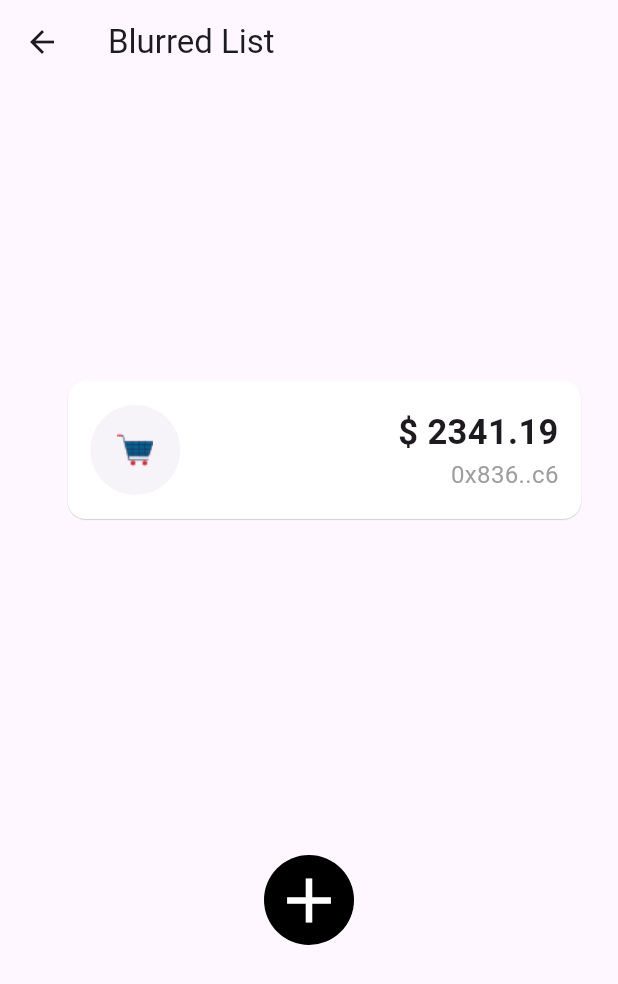
After one commit to prosmaw/flutter_custom_widgets, a Flutter app: the BlurredList screen opened directly, after a tap on the "add" icon, on a phone screen of 412 x 824 dp. The commit adds this screen. Shown: the top 984 px of the screen. Run offline on Flutter 3.47's test engine with Material 3 defaults, Android fonts, the phone set to English and light mode, and no system bars.

Commit message:
blurred list

```diff
--- a/lib/pages/home_page.dart
+++ b/lib/pages/home_page.dart
@@ -1,4 +1,5 @@
 import 'package:custom_widgets/widgets/angular_gradient_button.dart';
+import 'package:custom_widgets/widgets/blurred_list.dart';
 import 'package:custom_widgets/widgets/card_fan_out_animation.dart';
 import 'package:custom_widgets/widgets/cards_cascade_out.dart';
 import 'package:custom_widgets/widgets/cards_stack.dart';
@@ -64,5 +65,5 @@ List<Demo> widgetsDemo = [
       builder: (context) => const CardsCascadeOut(), name: "Cascade out cards"),
   Demo(builder: (context) => const CardsStack(), name: "Stack cards"),
   Demo(builder: (context) => const StackList(), name: "Stack List"),
-  //Demo(builder: (context) => const Bubles(), name: "Bubles"),
+  Demo(builder: (context) => const BlurredList(), name: "Blurred List"),
 ];
--- /dev/null
+++ b/lib/utils/constants.dart
@@ -0,0 +1,19 @@
+class Constants {
+  List<Map<String, dynamic>> blurredListComponent = [
+    {"icon": "assets/icons/cart.png", "cost": 2341.19, "ref": "0x836..c6"},
+    {"icon": "assets/icons/medical.png", "cost": 4568.67, "ref": "0x767..y6"},
+    {
+      "icon": "assets/icons/restaurant.png",
+      "cost": 3669.58,
+      "ref": "0x983..e4"
+    },
+    {"icon": "assets/icons/ticket.png", "cost": 5678.48, "ref": "0x4h5..k4"},
+    {"icon": "assets/icons/lifting.png", "cost": 7413.23, "ref": "0x34l..x6"},
+    {
+      "icon": "assets/icons/grocery-bag.png",
+      "cost": 4368.29,
+      "ref": "0x38h..8u"
+    },
+    {"icon": "assets/icons/cart.png", "cost": 2468.94, "ref": "0x23h..d3"},
+  ];
+}
--- /dev/null
+++ b/lib/widgets/blurred_list.dart
@@ -0,0 +1,222 @@
+import 'dart:ui';
+
+import 'package:custom_widgets/utils/constants.dart';
+import 'package:flutter/material.dart';
+
+class BlurredList extends StatefulWidget {
+  const BlurredList({super.key});
+
+  @override
+  State<BlurredList> createState() => _BlurredListState();
+}
+
+class _BlurredListState extends State<BlurredList>
+    with TickerProviderStateMixin {
+  late AnimationController positionController = AnimationController(
+      vsync: this, duration: const Duration(milliseconds: 500));
+
+  Constants constants = Constants();
+  double cardHeight = 100;
+  double boxHeight = 320;
+  double primaryBoxHeight = 380;
+  int next = 0;
+
+  List<Animation<double>> cardsPosition = [];
+
+  List<BlurredCard> blurredCards = [];
+
+  void updateList(double width) async {
+    if (blurredCards.length >= 3) {
+      setState(() {
+        for (int i = 0; i < 3; i++) {
+          cardsPosition[i] = Tween<double>(
+                  begin: i * (cardHeight + 10),
+                  end: (i - 1) * (cardHeight + 10))
+              .animate(positionController);
+        }
+
+        cardsPosition.add(Tween<double>(
+                begin: 3 * (cardHeight + 10), end: (3 - 1) * (cardHeight + 10))
+            .animate(positionController));
+
+        blurredCards.add(BlurredCard(
+          width: width,
+          cost: constants.blurredListComponent[next]["cost"].toString(),
+          icon: constants.blurredListComponent[next]["icon"],
+          ref: constants.blurredListComponent[next]["ref"],
+          height: cardHeight,
+        ));
+      });
+
+      await positionController.animateTo(1);
+
+      setState(() {
+        blurredCards.removeAt(0);
+        cardsPosition.removeAt(0);
+        next += 1;
+      });
+    } else {
+      setState(() {
+        cardsPosition.add(AlwaysStoppedAnimation(next * (cardHeight + 10)));
+
+        blurredCards.add(BlurredCard(
+          width: width,
+          cost: constants.blurredListComponent[next]["cost"].toString(),
+          icon: constants.blurredListComponent[next]["icon"],
+          ref: constants.blurredListComponent[next]["ref"],
+          height: cardHeight,
+        ));
+
+        next += 1;
+      });
+    }
+  }
+
+  @override
+  Widget build(BuildContext context) {
+    double width = MediaQuery.of(context).size.width;
+    return Scaffold(
+      appBar: AppBar(
+        title: const Text("Blurred List"),
+      ),
+      body: Center(
+          child: SizedBox(
+        height: primaryBoxHeight,
+        width: width,
+        child: Stack(
+          children: [
+            ...List.generate(blurredCards.length, (index) {
+              return Positioned(
+                  left: width * 0.1,
+                  top: cardsPosition[index].value,
+                  child: blurredCards[index]);
+            }),
+            Align(
+                alignment: Alignment.bottomCenter,
+                child: InkWell(
+                  onTap: () {
+                    updateList(width);
+                  },
+                  child: const CircleAvatar(
+                    radius: 30,
+                    backgroundColor: Colors.black,
+                    child: Icon(
+                      Icons.add,
+                      size: 50,
+                      color: Colors.white,
+                    ),
+                  ),
+                ))
+          ],
+        ),
+      )),
+    );
+  }
+}
+
+class BlurredCard extends StatefulWidget {
+  const BlurredCard(
+      {super.key,
+      required this.width,
+      required this.height,
+      required this.cost,
+      required this.icon,
+      required this.ref});
+
+  final double width, height;
+  final String icon, cost, ref;
+
+  @override
+  State<BlurredCard> createState() => _BlurredCardState();
+}
+
+class _BlurredCardState extends State<BlurredCard>
+    with TickerProviderStateMixin {
+  late AnimationController blurController = AnimationController(
+      vsync: this, duration: const Duration(milliseconds: 500));
+  late Animation<double> sigmaTween =
+      Tween<double>(begin: 5.0, end: 0).animate(blurController);
+  late Animation<double> opacityAnimation =
+      Tween<double>(begin: 0, end: 1).animate(blurController);
+
+  @override
+  void initState() {
+    super.initState();
+    blurController.animateTo(1);
+  }
+
+  @override
+  void dispose() {
+    blurController.dispose();
+    super.dispose();
+  }
+
+  @override
+  Widget build(BuildContext context) {
+    return AnimatedBuilder(
+        animation: blurController,
+        builder: (context, child) {
+          return Opacity(
+            opacity: opacityAnimation.value,
+            child: SizedBox(
+              width: widget.width * 0.85,
+              height: widget.height,
+              child: Stack(
+                children: [
+                  Positioned.fill(
+                    child: Card(
+                      color: Colors.white,
+                      elevation: 0.3,
+                      child: Padding(
+                        padding: const EdgeInsets.symmetric(horizontal: 15),
+                        child: Row(
+                          mainAxisAlignment: MainAxisAlignment.spaceBetween,
+                          crossAxisAlignment: CrossAxisAlignment.center,
+                          children: [
+                            Container(
+                              height: 60,
+                              width: 60,
+                              decoration: BoxDecoration(
+                                  color:
+                                      const Color.fromARGB(255, 246, 244, 249),
+                                  shape: BoxShape.circle,
+                                  image: DecorationImage(
+                                      image: AssetImage(widget.icon))),
+                            ),
+                            Column(
+                              mainAxisAlignment: MainAxisAlignment.center,
+                              crossAxisAlignment: CrossAxisAlignment.end,
+                              children: [
+                                Text(
+                                  "\$ ${widget.cost}",
+                                  style: const TextStyle(
+                                      fontWeight: FontWeight.bold,
+                                      fontSize: 23),
+                                ),
+                                Text(
+                                  widget.ref,
+                                  style: const TextStyle(
+                                      color: Colors.grey, fontSize: 16),
+                                )
+                              ],
+                            )
+                          ],
+                        ),
+                      ),
+                    ),
+                  ),
+                  Positioned.fill(
+                      child: BackdropFilter(
+                          filter: ImageFilter.blur(
+                              sigmaX: sigmaTween.value,
+                              sigmaY: sigmaTween.value),
+                          child: const Opacity(
+                            opacity: 0,
+                          )))
+                ],
+              ),
+            ),
+          );
+        });
+  }
+}
--- a/lib/widgets/jump_slide.dart
+++ b/lib/widgets/jump_slide.dart
@@ -69,7 +69,13 @@ class _JumpSlideState extends State<JumpSlide> with TickerProviderStateMixin {
         setState(() {});
       });
 
-    slideController.addStatusListener((status) async {
+    slideListener();
+
+    slideController.repeat(reverse: true);
+  }
+
+  void slideListener() {
+    return slideController.addStatusListener((status) async {
       if (status == AnimationStatus.forward) {
         for (int i = (listTurns.length - 1); i >= 0; i--) {
           currentPos = i;
@@ -111,8 +117,6 @@ class _JumpSlideState extends State<JumpSlide> with TickerProviderStateMixin {
         }
       }
     });
-
-    slideController.repeat(reverse: true);
   }
 
   @override
@@ -161,7 +165,7 @@ class _JumpSlideState extends State<JumpSlide> with TickerProviderStateMixin {
                       scaleY: yScales[index].value,
                       child: Container(
                         width: boxWidth, //listWidth[index].value,
-                        height: boxWidth, //listHeight[index].value,
+                        height: boxWidth,
                         decoration: BoxDecoration(
                             color: Colors.white,
                             borderRadius: BorderRadius.circular(10)),
--- a/lib/widgets/stack_item.dart
+++ b/lib/widgets/stack_item.dart
@@ -1,5 +1,3 @@
-import 'dart:ui';
-
 import 'package:flutter/material.dart';
 import 'package:flutter/physics.dart';
 
--- a/pubspec.yaml
+++ b/pubspec.yaml
@@ -59,8 +59,8 @@ flutter:
   uses-material-design: true
 
   # To add assets to your application, add an assets section, like this:
-  # assets:
-  #   - images/a_dot_burr.jpeg
+  assets:
+    - assets/icons/
   #   - images/a_dot_ham.jpeg
 
   # An image asset can refer to one or more resolution-specific "variants", see
```
